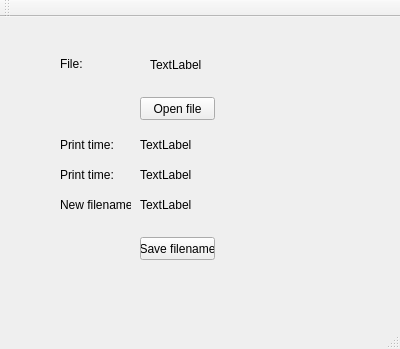
TheRealMazur/Gcode_renamer, file mainwindow.ui: the form before one commit.
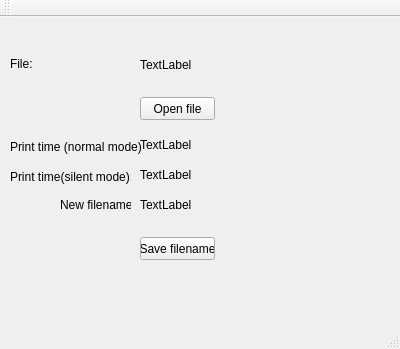
The form after the commit.

Commit message: Added cura Gcodes print time extraction

Diff of the .ui file:
```diff
--- a/mainwindow.ui
+++ b/mainwindow.ui
@@ -30,14 +30,14 @@
    <widget class="QLabel" name="label">
     <property name="geometry">
      <rect>
-      <x>60</x>
+      <x>10</x>
       <y>120</y>
-      <width>61</width>
-      <height>16</height>
+      <width>131</width>
+      <height>20</height>
      </rect>
     </property>
     <property name="text">
-     <string>Print time:</string>
+     <string>Print time (normal mode):</string>
     </property>
    </widget>
    <widget class="QLabel" name="printTimeText">
@@ -95,7 +95,7 @@
    <widget class="QLabel" name="filenameText">
     <property name="geometry">
      <rect>
-      <x>150</x>
+      <x>140</x>
       <y>40</y>
       <width>231</width>
       <height>16</height>
@@ -108,7 +108,7 @@
    <widget class="QLabel" name="label_6">
     <property name="geometry">
      <rect>
-      <x>60</x>
+      <x>10</x>
       <y>40</y>
       <width>47</width>
       <height>13</height>
@@ -134,14 +134,14 @@
    <widget class="QLabel" name="label_2">
     <property name="geometry">
      <rect>
-      <x>60</x>
+      <x>10</x>
       <y>150</y>
-      <width>61</width>
-      <height>16</height>
+      <width>121</width>
+      <height>20</height>
      </rect>
     </property>
     <property name="text">
-     <string>Print time:</string>
+     <string>Print time(silent mode):</string>
     </property>
    </widget>
   </widget>
```
Left out of the diff: 8 changed lines with no effect on the pictures. The commit also changes 2 other files.
